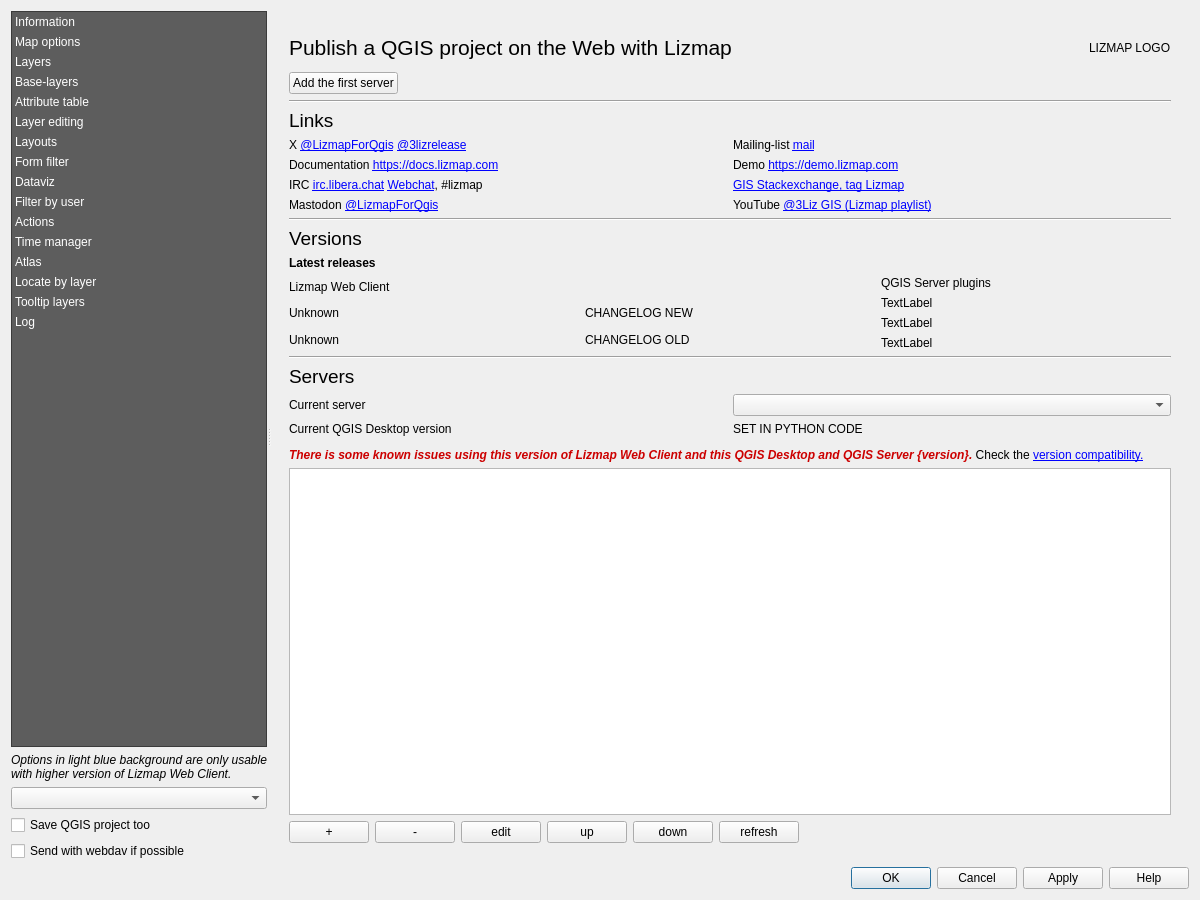
Before: the Qt Designer form lizmap/resources/ui/ui_lizmap.ui in 3liz/lizmap-plugin, drawn with Qt 5.
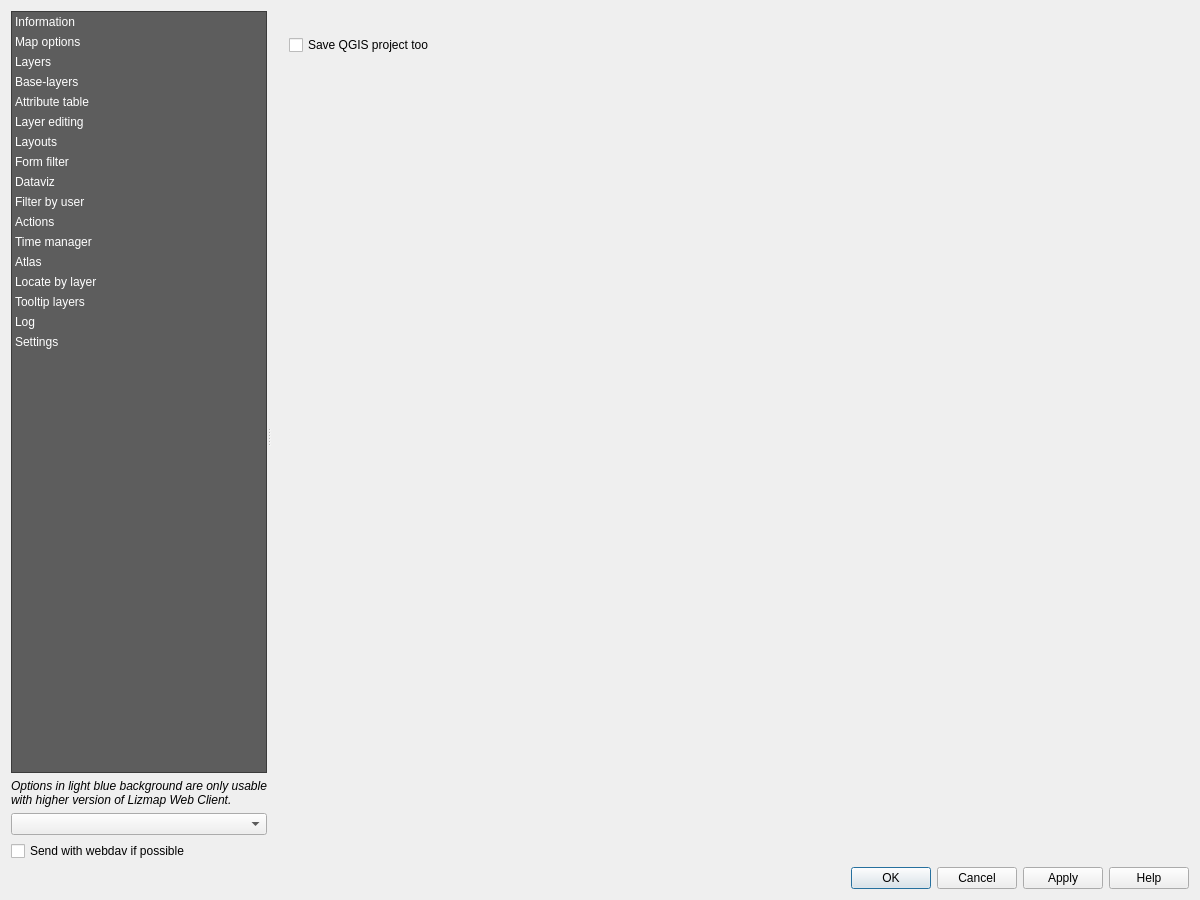
After: the same form once the commit is applied. The open tabs and pages were chosen to show the change. Custom widgets are drawn as their Qt base class.

Commit message: Add a new panel for settings

```diff
--- a/lizmap/resources/ui/ui_lizmap.ui
+++ b/lizmap/resources/ui/ui_lizmap.ui
@@ -178,6 +178,11 @@
            <string>Log</string>
           </property>
          </item>
+         <item>
+          <property name="text">
+           <string>Settings</string>
+          </property>
+         </item>
         </widget>
        </item>
        <item>
@@ -198,16 +203,6 @@
        <item>
         <widget class="QComboBox" name="repository_combo"/>
        </item>
-       <item>
-        <widget class="QCheckBox" name="checkbox_save_project">
-         <property name="toolTip">
-          <string>Save the QGIS project too at the same time as the Lizmap config file.</string>
-         </property>
-         <property name="text">
-          <string>Save QGIS project too</string>
-         </property>
-        </widget>
-       </item>
        <item>
         <widget class="QCheckBox" name="send_webdav">
          <property name="text">
@@ -4554,6 +4549,33 @@
            </item>
           </layout>
          </widget>
+         <widget class="QWidget" name="page_settings">
+          <layout class="QVBoxLayout" name="verticalLayout_64">
+           <item>
+            <widget class="QCheckBox" name="checkbox_save_project">
+             <property name="toolTip">
+              <string>Save the QGIS project too at the same time as the Lizmap config file.</string>
+             </property>
+             <property name="text">
+              <string>Save QGIS project too</string>
+             </property>
+            </widget>
+           </item>
+           <item>
+            <spacer name="verticalSpacer_4">
+             <property name="orientation">
+              <enum>Qt::Vertical</enum>
+             </property>
+             <property name="sizeHint" stdset="0">
+              <size>
+               <width>20</width>
+               <height>40</height>
+              </size>
+             </property>
+            </spacer>
+           </item>
+          </layout>
+         </widget>
         </widget>
        </item>
       </layout>
```
Left out of the diff: 1 changed line with no effect on the pictures. The commit also changes 4 other files.
